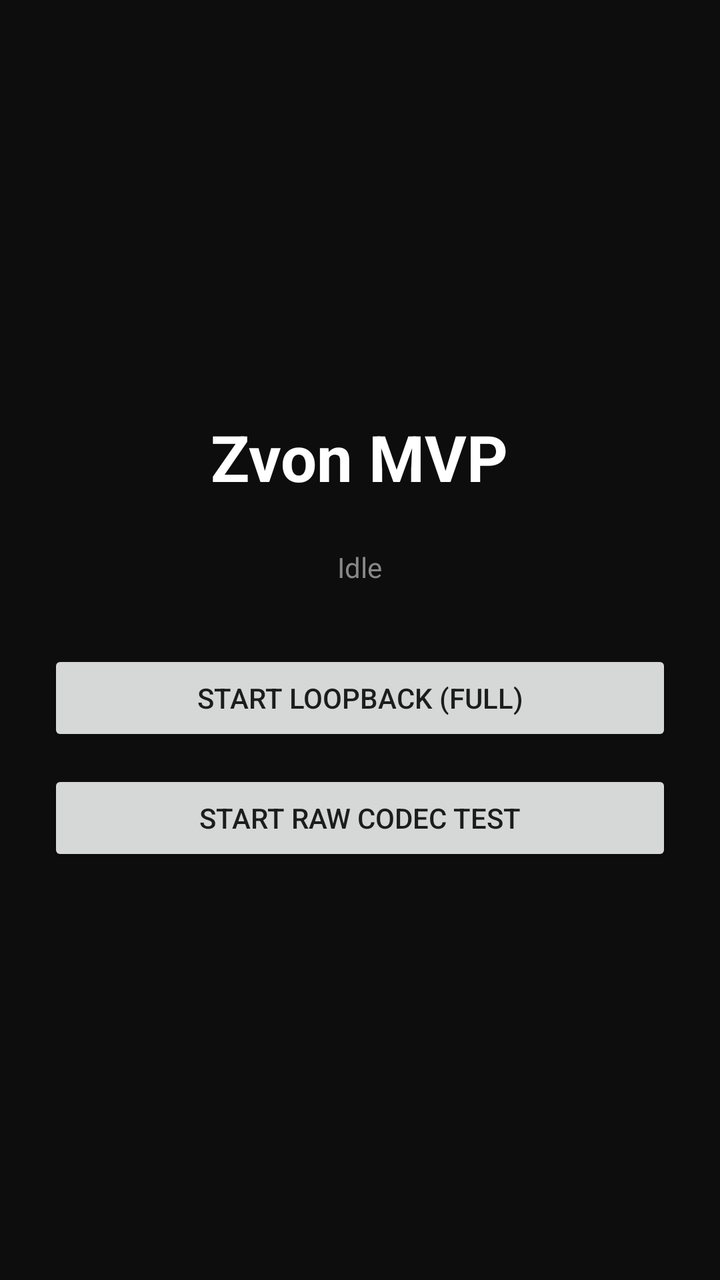
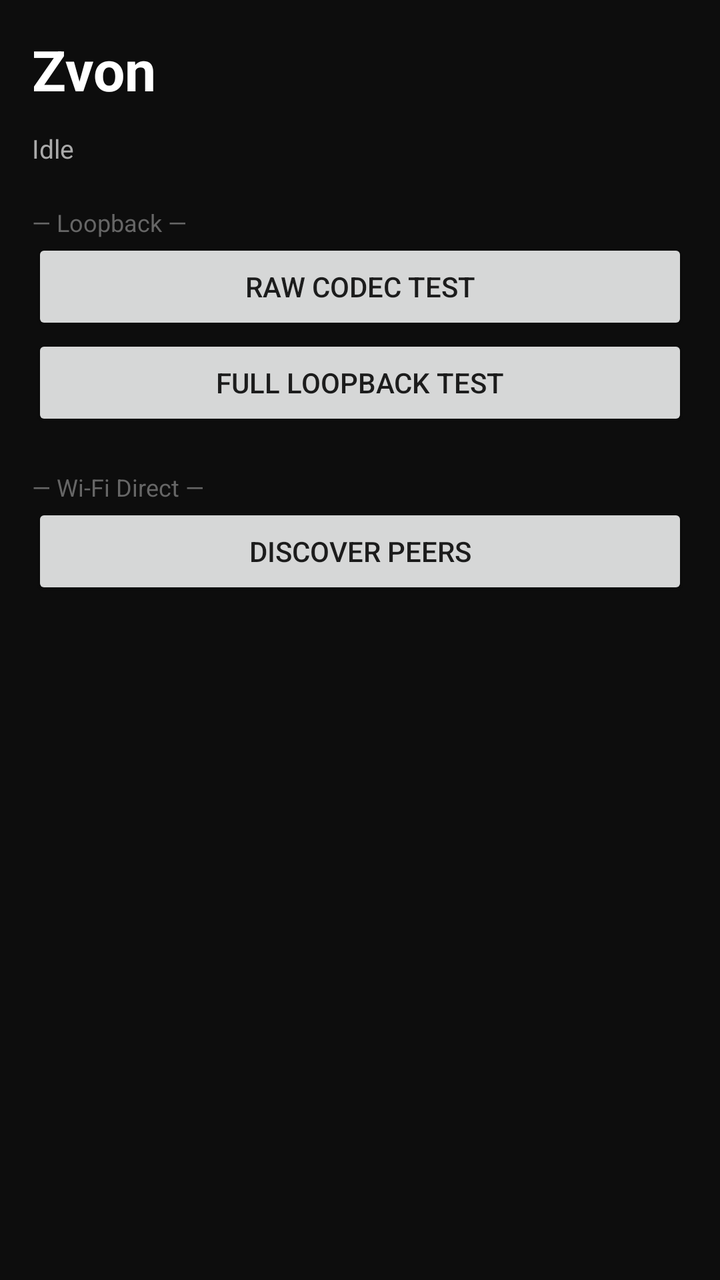

An Android layout rendered at two revisions. The XML below is the earlier revision; the diff shows what the commit changed to produce the second picture.
<!-- AndroidManifest.xml: application theme Theme.AppCompat.DayNight.NoActionBar -->
<!-- res/layout/activity_main.xml -->
<?xml version="1.0" encoding="utf-8"?>
<LinearLayout xmlns:android="http://schemas.android.com/apk/res/android"
    android:layout_width="match_parent" android:layout_height="match_parent"
    android:orientation="vertical" android:gravity="center" android:padding="24dp" android:background="#0D0D0D">
    <TextView android:layout_width="wrap_content" android:layout_height="wrap_content" android:text="Zvon MVP" android:textColor="#FFFFFF" android:textSize="32sp" android:textStyle="bold" />
    <TextView android:id="@+id/statusText" android:layout_width="wrap_content" android:layout_height="wrap_content" android:layout_marginTop="24dp" android:text="Idle" android:textColor="#888888" android:textSize="14sp" />
    <Button android:id="@+id/btnLoopback" android:layout_width="match_parent" android:layout_height="wrap_content" android:layout_marginTop="32dp" android:text="Start Loopback (FULL)" />
    <Button android:id="@+id/btnRaw" android:layout_width="match_parent" android:layout_height="wrap_content" android:layout_marginTop="12dp" android:text="Start Raw Codec Test" />
</LinearLayout>
<!-- resources referenced by this layout -->
<resources>

</resources>

<!-- the commit's change to res/layout/activity_main.xml (unified diff, before → after) -->
@@ -1,9 +1,57 @@
 <?xml version="1.0" encoding="utf-8"?>
-<LinearLayout xmlns:android="http://schemas.android.com/apk/res/android"
+<FrameLayout xmlns:android="http://schemas.android.com/apk/res/android"
     android:layout_width="match_parent" android:layout_height="match_parent"
-    android:orientation="vertical" android:gravity="center" android:padding="24dp" android:background="#0D0D0D">
-    <TextView android:layout_width="wrap_content" android:layout_height="wrap_content" android:text="Zvon MVP" android:textColor="#FFFFFF" android:textSize="32sp" android:textStyle="bold" />
-    <TextView android:id="@+id/statusText" android:layout_width="wrap_content" android:layout_height="wrap_content" android:layout_marginTop="24dp" android:text="Idle" android:textColor="#888888" android:textSize="14sp" />
-    <Button android:id="@+id/btnLoopback" android:layout_width="match_parent" android:layout_height="wrap_content" android:layout_marginTop="32dp" android:text="Start Loopback (FULL)" />
-    <Button android:id="@+id/btnRaw" android:layout_width="match_parent" android:layout_height="wrap_content" android:layout_marginTop="12dp" android:text="Start Raw Codec Test" />
-</LinearLayout>
+    android:background="#0D0D0D">
+
+    <LinearLayout android:id="@+id/discoveryView"
+        android:layout_width="match_parent" android:layout_height="match_parent"
+        android:orientation="vertical" android:padding="16dp">
+
+        <TextView android:layout_width="wrap_content" android:layout_height="wrap_content"
+            android:text="Zvon" android:textColor="#FFFFFF" android:textSize="28sp" android:textStyle="bold"/>
+
+        <TextView android:id="@+id/statusText" android:layout_width="match_parent"
+            android:layout_height="wrap_content" android:layout_marginTop="12dp"
+            android:text="Idle" android:textColor="#AAAAAA" android:textSize="13sp"/>
+
+        <TextView android:layout_width="wrap_content" android:layout_height="wrap_content"
+            android:text="— Loopback —" android:textColor="#666666" android:textSize="12sp"
+            android:layout_marginTop="20dp"/>
+
+        <Button android:id="@+id/btnRaw" android:layout_width="match_parent"
+            android:layout_height="wrap_content" android:text="Raw Codec Test"/>
+
+        <Button android:id="@+id/btnLoopback" android:layout_width="match_parent"
+            android:layout_height="wrap_content" android:text="Full Loopback Test"/>
+
+        <TextView android:layout_width="wrap_content" android:layout_height="wrap_content"
+            android:text="— Wi-Fi Direct —" android:textColor="#666666" android:textSize="12sp"
+            android:layout_marginTop="20dp"/>
+
+        <Button android:id="@+id/btnDiscover" android:layout_width="match_parent"
+            android:layout_height="wrap_content" android:text="Discover Peers"/>
+
+        <ScrollView android:layout_width="match_parent" android:layout_height="0dp"
+            android:layout_weight="1" android:layout_marginTop="8dp">
+            <LinearLayout android:id="@+id/peerList" android:layout_width="match_parent"
+                android:layout_height="wrap_content" android:orientation="vertical"/>
+        </ScrollView>
+    </LinearLayout>
+
+    <LinearLayout android:id="@+id/callView" android:visibility="gone"
+        android:layout_width="match_parent" android:layout_height="match_parent"
+        android:orientation="vertical" android:gravity="center" android:padding="24dp">
+
+        <TextView android:id="@+id/callStatus" android:layout_width="wrap_content"
+            android:layout_height="wrap_content" android:text="In Call" android:textColor="#FFFFFF"
+            android:textSize="26sp" android:textStyle="bold"/>
+
+        <TextView android:id="@+id/callPeer" android:layout_width="wrap_content"
+            android:layout_height="wrap_content" android:layout_marginTop="12dp"
+            android:text="" android:textColor="#AAAAAA" android:textSize="15sp"/>
+
+        <Button android:id="@+id/btnHangup" android:layout_width="200dp"
+            android:layout_height="wrap_content" android:layout_marginTop="40dp"
+            android:text="Hang Up"/>
+    </LinearLayout>
+</FrameLayout>
